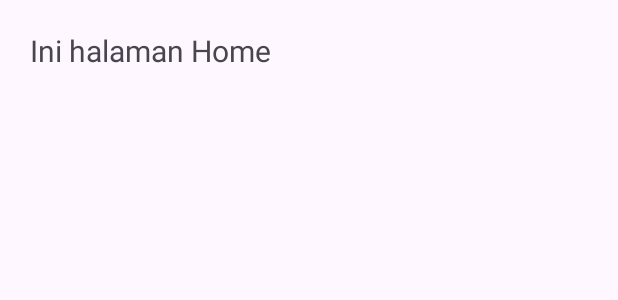
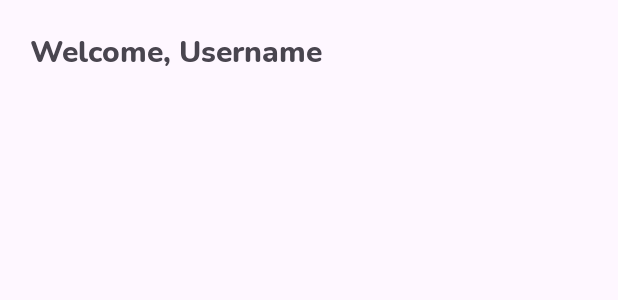
Before and after one commit to sirocco39/animedxdgacor, an Android app: the layout fragment_home.xml on its own in the app's theme, with its tools: preview values and no code run, on a phone screen of 412 x 824 dp. Shown: the top 300 px of the screen. Run offline under Robolectric (Android 15) with nearby library versions, the phone set to English and light mode, and no system bars.

Commit message:
Add Font

```diff
--- a/app/src/main/res/layout/fragment_home.xml
+++ b/app/src/main/res/layout/fragment_home.xml
@@ -4,8 +4,10 @@
     android:layout_width="match_parent"
     android:layout_height="match_parent">
     <TextView
-        android:text="Ini halaman Home"
+        android:id="@+id/text_view_welcome"
+        android:layout_width="wrap_content"
+        android:layout_height="wrap_content"
+        android:text="@string/text_view_welcome"
         android:textSize="20sp"
-        android:layout_width="wrap_content"
-        android:layout_height="wrap_content" />
+        android:fontFamily="@font/nunito_extrabold"/>
 </LinearLayout>
--- a/app/src/main/res/values/strings.xml
+++ b/app/src/main/res/values/strings.xml
@@ -2,4 +2,5 @@
     <string name="app_name">Project AnimeDXD</string>
     <string name="navigation_drawer_open">Open navigation drawer</string>
     <string name="navigation_drawer_close">Close navigation drawer</string>
+    <string name="text_view_welcome">Welcome, Username</string>
 </resources>
```
Also changed, not shown: app/src/main/java/com/example/animedxdgacor/HomeFragment.java (+29 -1 lines), app/src/main/res/font/inter_regular.otf (added), app/src/main/res/font/nunito_black.ttf (added), app/src/main/res/font/nunito_extrabold.ttf (added).
